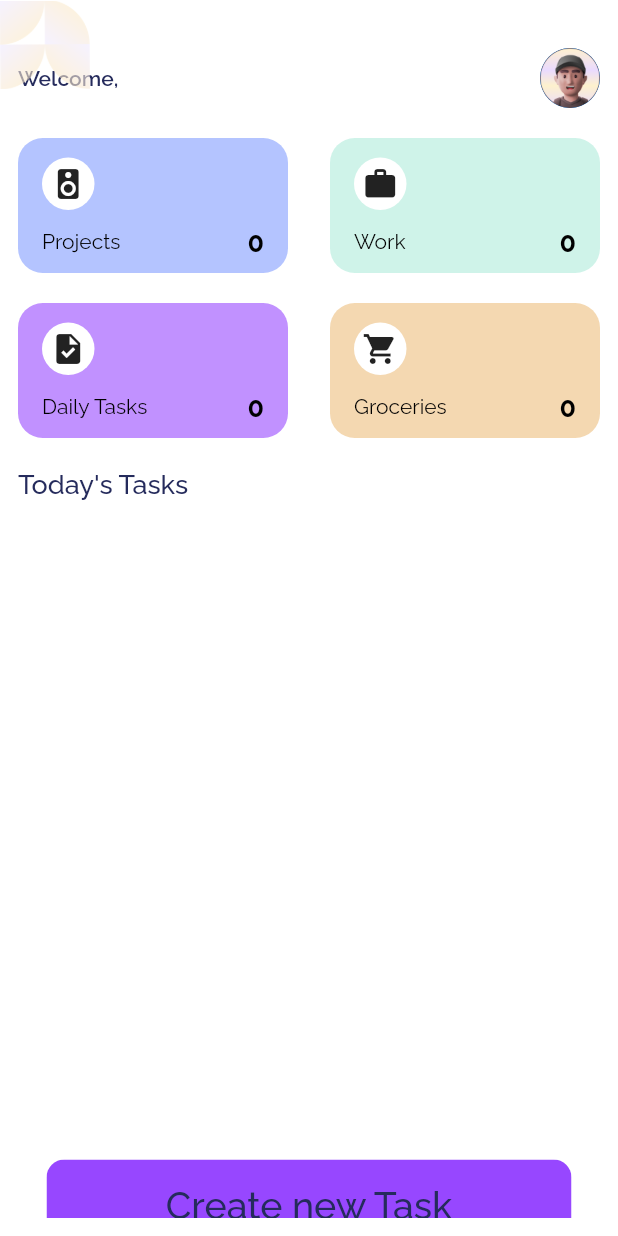
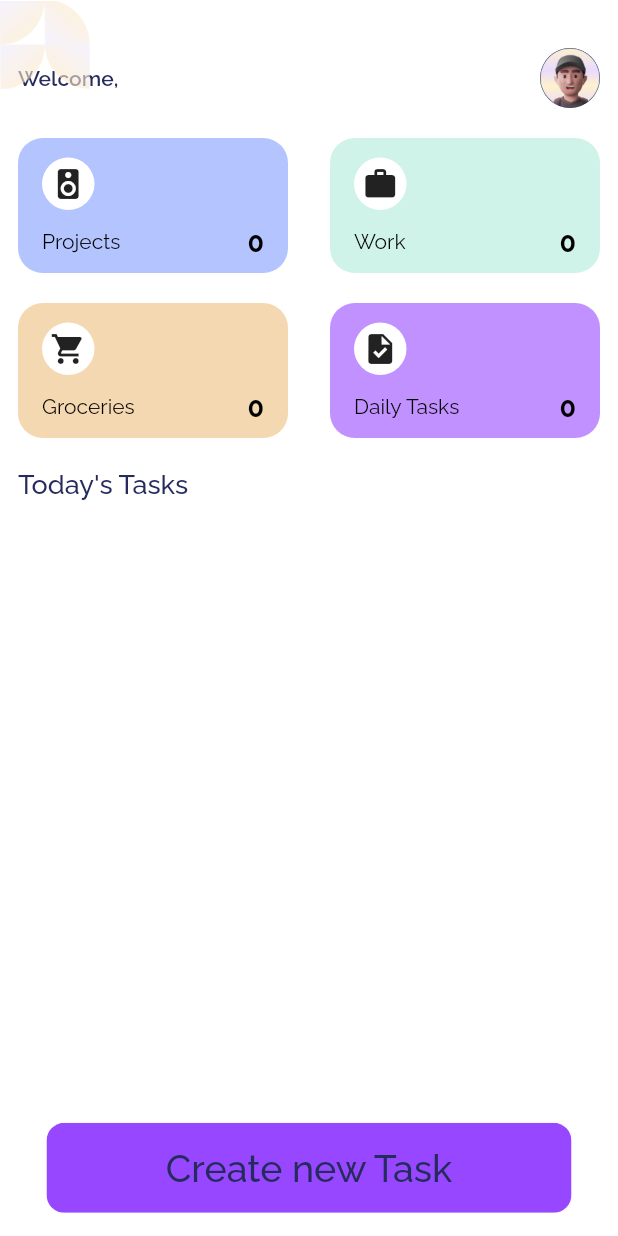
Before and after one commit to BilalYamin127/Todo, a Flutter app: the HomeScreen screen opened directly, on a phone screen of 412 x 824 dp. Run offline on Flutter 3.47's test engine with Material 3 defaults, Android fonts, the phone set to English and light mode, and no system bars; our stand-ins replace cloud_firestore, firebase_auth, firebase_core, flutter_riverpod, freezed_annotation, google_fonts; accounts and stored records are empty.

Commit message:
final commit

```diff
--- a/lib/Screen/home_screen.dart
+++ b/lib/Screen/home_screen.dart
@@ -8,6 +8,7 @@ import 'package:firebase_project/Providers/task_list_provider.dart';
 import 'package:firebase_project/Screen/edit_task_screen.dart';
 import 'package:firebase_project/Screen/logout_screen.dart';
 import 'package:firebase_project/Screen/create_task_screen.dart';
+import 'package:firebase_project/theme/app_color/app_color.dart';
 import 'package:firebase_project/widgets/container.dart';
 import 'package:flutter/material.dart';
 
@@ -102,17 +103,17 @@ class _HomeScreenState extends ConsumerState<HomeScreen> {
                       children: [
                         CustomContainer(
                           count:
+                              ref.watch(categoryCountsProvider).groceries ?? 0,
+                          icon: const Icon(Icons.local_grocery_store),
+                          title: 'Groceries',
+                          color: const Color.fromARGB(255, 244, 216, 177),
+                        ),
+                        CustomContainer(
+                          count:
                               ref.watch(categoryCountsProvider).dailyTasks ?? 0,
                           icon: const Icon(Icons.task),
                           title: 'Daily Tasks',
                           color: const Color.fromARGB(255, 193, 145, 255),
-                        ),
-                        CustomContainer(
-                          count:
-                              ref.watch(categoryCountsProvider).groceries ?? 0,
-                          icon: const Icon(Icons.local_grocery_store),
-                          title: 'Groceries',
-                          color: const Color.fromARGB(255, 244, 216, 177),
                         ),
                       ],
                     ),
@@ -122,7 +123,7 @@ class _HomeScreenState extends ConsumerState<HomeScreen> {
                       style: Theme.of(context).textTheme.titleLarge,
                     ),
                     SizedBox(
-                        height: 420,
+                        height: MediaQuery.of(context).size.height * 0.48,
                         child: ListView.builder(
                           shrinkWrap: true,
                           itemCount: tasklist?.length ?? 0,
```
